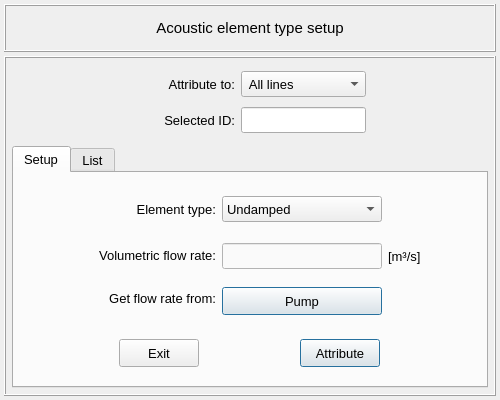
This is pulse/interface/data/ui_files/model/setup/acoustic/acoustic_element_type_input.ui in open-pulse/OpenPulse as Qt 5 draws it before an edit. The edited form follows.
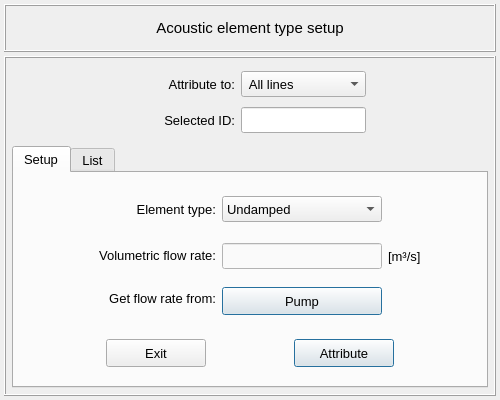
This is the edited form.

Commit message: Fixes a bug raised when processing acoustic elements with proportional damping

```diff
--- a/pulse/interface/data/ui_files/model/setup/acoustic/acoustic_element_type_input.ui
+++ b/pulse/interface/data/ui_files/model/setup/acoustic/acoustic_element_type_input.ui
@@ -375,13 +375,13 @@
               <widget class="QPushButton" name="pushButton_attribute">
                <property name="minimumSize">
                 <size>
-                 <width>80</width>
+                 <width>100</width>
                  <height>28</height>
                 </size>
                </property>
                <property name="maximumSize">
                 <size>
-                 <width>80</width>
+                 <width>100</width>
                  <height>28</height>
                 </size>
                </property>
@@ -412,13 +412,13 @@
               <widget class="QPushButton" name="pushButton_exit">
                <property name="minimumSize">
                 <size>
-                 <width>80</width>
+                 <width>100</width>
                  <height>28</height>
                 </size>
                </property>
                <property name="maximumSize">
                 <size>
-                 <width>80</width>
+                 <width>100</width>
                  <height>28</height>
                 </size>
                </property>
```
The commit also changes 1 other file.
